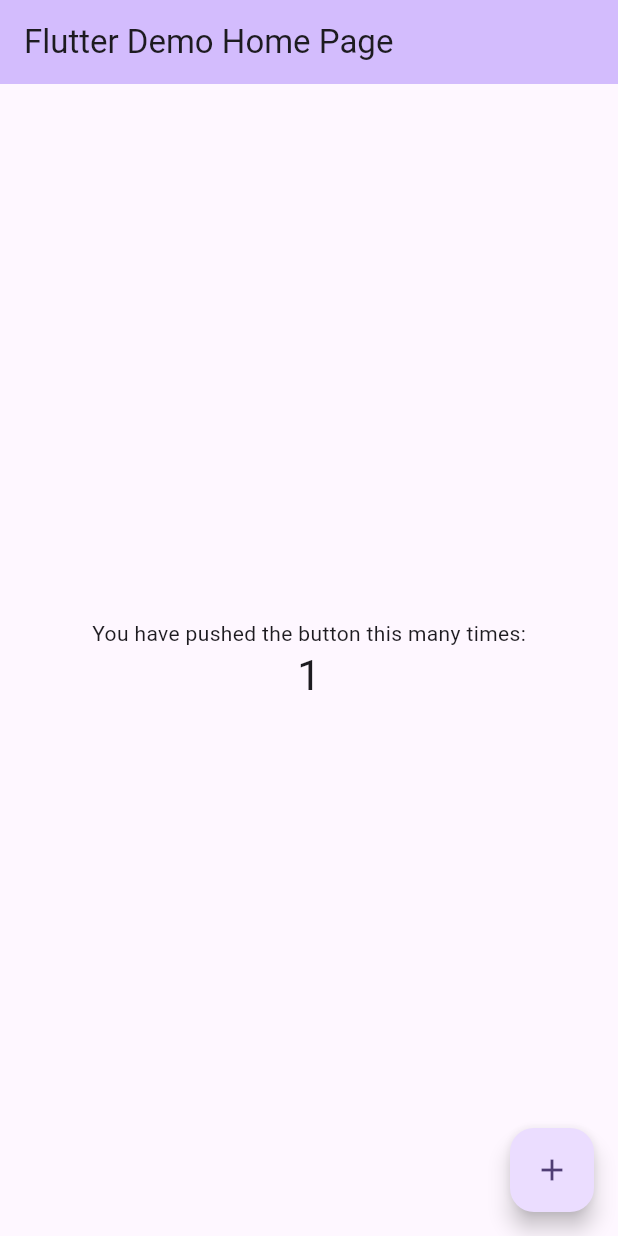
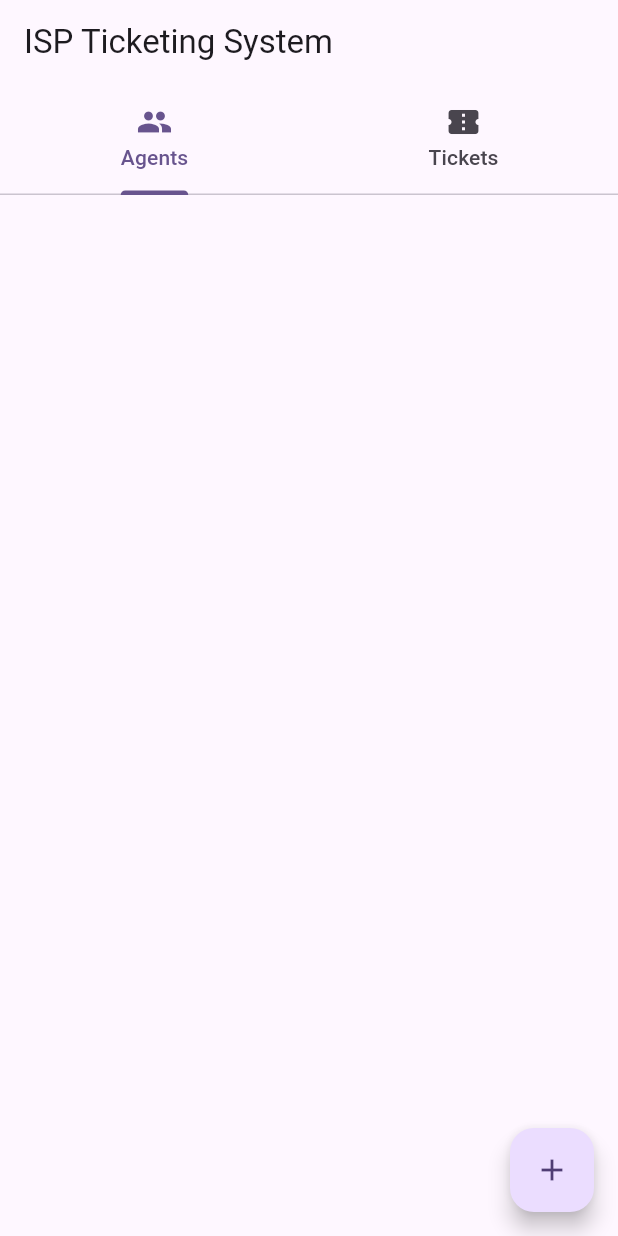
Before and after one commit to itsivali/ticket_support_system, a Flutter app: the screen it shows after launch, after a tap on the "add" icon, on a phone screen of 412 x 824 dp. Run offline on Flutter 3.47's test engine with Material 3 defaults, Android fonts, the phone set to English and light mode, and no system bars; our stand-ins replace sqflite, sqflite_common_ffi; accounts and stored records are empty.

Commit message:
Add screens for managing agents and tickets with tab navigation

```diff
--- a/lib/main.dart
+++ b/lib/main.dart
@@ -1,122 +1,44 @@
+// Dart: lib/main.dart
+import 'package:flutter/foundation.dart';
 import 'package:flutter/material.dart';
+import 'screens/home_screen.dart';
+import 'services/database_helper.dart';
 
-void main() {
-  runApp(const MyApp());
+// Conditionally import the appropriate sqflite package.
+import 'package:sqflite_common_ffi/sqflite_ffi.dart'
+    if (dart.library.html) 'package:sqflite_common_ffi_web/sqflite_ffi_web.dart'
+    as sqflite;
+
+void main() async {
+  WidgetsFlutterBinding.ensureInitialized();
+
+  // Initialize correct database factory based on the platform.
+  if (kIsWeb) {
+    sqflite.sqfliteFfiInit();
+    // sqflite.databaseFactoryFfi returns the web version when run on the web.
+    // Ensure you're using the appropriate package version for Flutter web.
+    // You might also need to adjust your pubspec for proper web support.
+    // Here we assign the databaseFactory appropriately.
+  } else {
+    sqflite.sqfliteFfiInit();
+    sqflite.databaseFactoryFfi;
+  }
+
+  await DatabaseHelper.instance.database;
+  runApp(const TicketApp());
 }
 
-class MyApp extends StatelessWidget {
-  const MyApp({super.key});
+class TicketApp extends StatelessWidget {
+  const TicketApp({super.key});
 
-  // This widget is the root of your application.
   @override
   Widget build(BuildContext context) {
     return MaterialApp(
-      title: 'Flutter Demo',
+      title: 'Ticket Support System',
       theme: ThemeData(
-        // This is the theme of your application.
-        //
-        // TRY THIS: Try running your application with "flutter run". You'll see
-        // the application has a purple toolbar. Then, without quitting the app,
-        // try changing the seedColor in the colorScheme below to Colors.green
-        // and then invoke "hot reload" (save your changes or press the "hot
-        // reload" button in a Flutter-supported IDE, or press "r" if you used
-        // the command line to start the app).
-        //
-        // Notice that the counter didn't reset back to zero; the application
-        // state is not lost during the reload. To reset the state, use hot
-        // restart instead.
-        //
-        // This works for code too, not just values: Most code changes can be
-        // tested with just a hot reload.
         colorScheme: ColorScheme.fromSeed(seedColor: Colors.deepPurple),
       ),
-      home: const MyHomePage(title: 'Flutter Demo Home Page'),
+      home: const HomeScreen(),
     );
   }
 }
-
-class MyHomePage extends StatefulWidget {
-  const MyHomePage({super.key, required this.title});
-
-  // This widget is the home page of your application. It is stateful, meaning
-  // that it has a State object (defined below) that contains fields that affect
-  // how it looks.
-
-  // This class is the configuration for the state. It holds the values (in this
-  // case the title) provided by the parent (in this case the App widget) and
-  // used by the build method of the State. Fields in a Widget subclass are
-  // always marked "final".
-
-  final String title;
-
-  @override
-  State<MyHomePage> createState() => _MyHomePageState();
-}
-
-class _MyHomePageState extends State<MyHomePage> {
-  int _counter = 0;
-
-  void _incrementCounter() {
-    setState(() {
-      // This call to setState tells the Flutter framework that something has
-      // changed in this State, which causes it to rerun the build method below
-      // so that the display can reflect the updated values. If we changed
-      // _counter without calling setState(), then the build method would not be
-      // called again, and so nothing would appear to happen.
-      _counter++;
-    });
-  }
-
-  @override
-  Widget build(BuildContext context) {
-    // This method is rerun every time setState is called, for instance as done
-    // by the _incrementCounter method above.
-    //
-    // The Flutter framework has been optimized to make rerunning build methods
-    // fast, so that you can just rebuild anything that needs updating rather
-    // than having to individually change instances of widgets.
-    return Scaffold(
-      appBar: AppBar(
-        // TRY THIS: Try changing the color here to a specific color (to
-        // Colors.amber, perhaps?) and trigger a hot reload to see the AppBar
-        // change color while the other colors stay the same.
-        backgroundColor: Theme.of(context).colorScheme.inversePrimary,
-        // Here we take the value from the MyHomePage object that was created by
-        // the App.build method, and use it to set our appbar title.
-        title: Text(widget.title),
-      ),
-      body: Center(
-        // Center is a layout widget. It takes a single child and positions it
-        // in the middle of the parent.
-        child: Column(
-          // Column is also a layout widget. It takes a list of children and
-          // arranges them vertically. By default, it sizes itself to fit its
-          // children horizontally, and tries to be as tall as its parent.
-          //
-          // Column has various properties to control how it sizes itself and
-          // how it positions its children. Here we use mainAxisAlignment to
-          // center the children vertically; the main axis here is the vertical
-          // axis because Columns are vertical (the cross axis would be
-          // horizontal).
-          //
-          // TRY THIS: Invoke "debug painting" (choose the "Toggle Debug Paint"
-          // action in the IDE, or press "p" in the console), to see the
-          // wireframe for each widget.
-          mainAxisAlignment: MainAxisAlignment.center,
-          children: <Widget>[
-            const Text('You have pushed the button this many times:'),
-            Text(
-              '$_counter',
-              style: Theme.of(context).textTheme.headlineMedium,
-            ),
-          ],
-        ),
-      ),
-      floatingActionButton: FloatingActionButton(
-        onPressed: _incrementCounter,
-        tooltip: 'Increment',
-        child: const Icon(Icons.add),
-      ), // This trailing comma makes auto-formatting nicer for build methods.
-    );
-  }
-}
--- /dev/null
+++ b/lib/screens/agents_screen.dart
@@ -0,0 +1,33 @@
+// Dart: lib/screens/agents_screen.dart
+import 'package:flutter/material.dart';
+import '../models/agent.dart';
+import '../services/database_helper.dart';
+
+class AgentsScreen extends StatelessWidget {
+  const AgentsScreen({super.key});
+
+  @override
+  Widget build(BuildContext context) {
+    return FutureBuilder<List<Agent>>(
+      future: DatabaseHelper.instance.getAgents(),
+      builder: (context, snapshot) {
+        if (snapshot.hasError) return const Center(child: Text('Error loading agents'));
+        if (!snapshot.hasData) return const Center(child: CircularProgressIndicator());
+        final agents = snapshot.data!;
+        return ListView.builder(
+          itemCount: agents.length,
+          itemBuilder: (context, index) {
+            final agent = agents[index];
+            final shiftEnd = agent.shiftStart.add(const Duration(hours: 8));
+            return ListTile(
+              leading: const Icon(Icons.person),
+              title: Text(agent.name),
+              subtitle: Text('Shift: ${agent.shiftStart.hour}:${agent.shiftStart.minute} - ${shiftEnd.hour}:${shiftEnd.minute}'),
+              trailing: Icon(agent.online ? Icons.wifi : Icons.wifi_off),
+            );
+          },
+        );
+      },
+    );
+  }
+}
--- /dev/null
+++ b/lib/screens/home_screen.dart
@@ -0,0 +1,66 @@
+import 'package:flutter/material.dart';
+import 'agents_screen.dart';
+import 'tickets_screen.dart';
+
+class HomeScreen extends StatefulWidget {
+  const HomeScreen({super.key});
+
+  @override
+  State<HomeScreen> createState() => _HomeScreenState();
+}
+
+class _HomeScreenState extends State<HomeScreen>
+    with SingleTickerProviderStateMixin {
+  late TabController _tabController;
+  final List<Tab> myTabs = const <Tab>[
+    Tab(icon: Icon(Icons.people), text: 'Agents'),
+    Tab(icon: Icon(Icons.confirmation_number), text: 'Tickets'),
+  ];
+
+  @override
+  void initState() {
+    _tabController = TabController(vsync: this, length: myTabs.length);
+    super.initState();
+  }
+
+  @override
+  void dispose() {
+    _tabController.dispose();
+    super.dispose();
+  }
+
+  void _addAgent() {
+    // trigger a dialog or screen to create an Agent
+  }
+
+  void _addTicket() {
+    // trigger a dialog or screen to create a Ticket
+  }
+
+  @override
+  Widget build(BuildContext context) {
+    return Scaffold(
+      appBar: AppBar(
+        title: const Text('ISP Ticketing System'),
+        bottom: TabBar(controller: _tabController, tabs: myTabs),
+      ),
+      body: TabBarView(
+        controller: _tabController,
+        children: const [
+          AgentsScreen(),
+          TicketsScreen(),
+        ],
+      ),
+      floatingActionButton: FloatingActionButton(
+        onPressed: () {
+          if (_tabController.index == 0) {
+            _addAgent();
+          } else {
+            _addTicket();
+          }
+        },
+        child: const Icon(Icons.add),
+      ),
+    );
+  }
+}
--- /dev/null
+++ b/lib/screens/tickets_screen.dart
@@ -0,0 +1,34 @@
+// Dart: lib/screens/tickets_screen.dart
+import 'package:flutter/material.dart';
+import '../models/ticket.dart';
+import '../services/database_helper.dart';
+
+class TicketsScreen extends StatelessWidget {
+  const TicketsScreen({super.key});
+
+  @override
+  Widget build(BuildContext context) {
+    return FutureBuilder<List<Ticket>>(
+      future: DatabaseHelper.instance.getTickets(),
+      builder: (context, snapshot) {
+        if (snapshot.hasError) return const Center(child: Text('Error loading tickets'));
+        if (!snapshot.hasData) return const Center(child: CircularProgressIndicator());
+        final tickets = snapshot.data!;
+        return ListView.builder(
+          itemCount: tickets.length,
+          itemBuilder: (context, index) {
+            final ticket = tickets[index];
+            return ListTile(
+              leading: const Icon(Icons.confirmation_number),
+              title: Text(ticket.title),
+              subtitle: Text(ticket.description),
+              trailing: ticket.agentId != null
+                ? const Icon(Icons.assignment_ind)
+                : const Icon(Icons.assignment_late),
+            );
+          },
+        );
+      },
+    );
+  }
+}
--- a/pubspec.yaml
+++ b/pubspec.yaml
@@ -32,6 +32,12 @@ dependencies:
     sdk: flutter
   sqflite: ^2.0.0+4
   path: ^1.8.0
+  sqflite_common_ffi: ^2.1.0
+  provider: ^6.0.1
+  intl: ^0.17.0
+  flutter_localizations:
+    sdk: flutter
+  flutter_gen: ^4.0.0
 
   # The following adds the Cupertino Icons font to your application.
   # Use with the CupertinoIcons class for iOS style icons.
```
Also changed, not shown: pubspec.lock.
